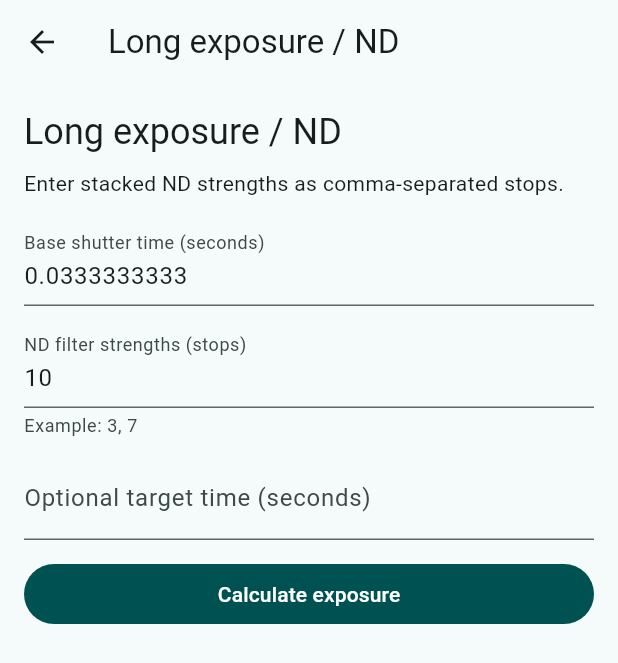
After one commit to Tructruc/camera-assitant, a Flutter app: the screen it shows after launch, after a tap on "Long exposure / ND", on a phone screen of 412 x 824 dp. The commit adds this screen. Shown: the top 663 px of the screen. Run offline on Flutter 3.47's test engine with Material 3 defaults, Android fonts, the phone set to English and light mode, and no system bars; our stand-ins replace drift, drift_flutter, flutter_riverpod; accounts and stored records are empty.

Commit message:
feat: expose calculator screens in mobile app

```diff
--- a/lib/app/app.dart
+++ b/lib/app/app.dart
@@ -6,6 +6,7 @@ import 'package:flutter_riverpod/flutter_riverpod.dart';
 
 import '../core/data/repositories/preferences_repository.dart';
 import '../features/equipment/presentation/equipment_list_screen.dart';
+import 'calculator_catalog.dart';
 import 'navigation.dart';
 import 'providers.dart';
 import 'theme/app_theme.dart';
@@ -53,11 +54,7 @@ class _AppShellState extends State<AppShell> {
     final destination = AppDestination.values[_selectedIndex];
     return Scaffold(
       appBar: AppBar(title: Text(destination.label)),
-      body: SafeArea(
-        child: destination == AppDestination.equipment
-            ? const EquipmentListScreen()
-            : _DestinationContent(destination: destination),
-      ),
+      body: SafeArea(child: _screen(destination)),
       bottomNavigationBar: NavigationBar(
         destinations: AppDestination.values
             .map((item) => item.toNavigationDestination())
@@ -69,6 +66,13 @@ class _AppShellState extends State<AppShell> {
       ),
     );
   }
+
+  Widget _screen(AppDestination destination) => switch (destination) {
+    AppDestination.calculators => const CalculatorCatalogScreen(),
+    AppDestination.equipment => const EquipmentListScreen(),
+    AppDestination.saved ||
+    AppDestination.settings => _DestinationContent(destination: destination),
+  };
 }
 
 class _DestinationContent extends StatelessWidget {
@@ -79,10 +83,8 @@ class _DestinationContent extends StatelessWidget {
   @override
   Widget build(BuildContext context) {
     final (heading, explanation, icon) = switch (destination) {
-      AppDestination.calculators => (
-        'Choose a calculator',
-        'Depth of field, exposure comparison, and long-exposure tools.',
-        Icons.calculate_outlined,
+      AppDestination.calculators => throw StateError(
+        'Catalog has its own screen',
       ),
       AppDestination.equipment => (
         'Your equipment',
--- /dev/null
+++ b/lib/app/calculator_catalog.dart
@@ -0,0 +1,129 @@
+import 'package:flutter/material.dart';
+import 'package:flutter_riverpod/flutter_riverpod.dart';
+
+import '../core/data/repositories/preferences_repository.dart';
+import '../features/depth_of_field/presentation/depth_of_field_screen.dart';
+import '../features/exposure_comparison/presentation/exposure_comparison_screen.dart';
+import '../features/long_exposure/presentation/long_exposure_screen.dart';
+import 'providers.dart';
+
+enum CalculatorDestination {
+  depthOfField(
+    id: 'depth_of_field',
+    label: 'Depth of field',
+    description: 'Hyperfocal, near, far, and total focus range',
+    icon: Icons.center_focus_strong,
+  ),
+  exposureComparison(
+    id: 'exposure_comparison',
+    label: 'Exposure comparison',
+    description: 'Compare aperture, shutter, and ISO in stops',
+    icon: Icons.exposure,
+  ),
+  longExposure(
+    id: 'long_exposure_nd',
+    label: 'Long exposure / ND',
+    description: 'Stack ND filters and calculate shutter time',
+    icon: Icons.timer_outlined,
+  );
+
+  const CalculatorDestination({
+    required this.id,
+    required this.label,
+    required this.description,
+    required this.icon,
+  });
+
+  final String id;
+  final String label;
+  final String description;
+  final IconData icon;
+
+  Widget screen() => switch (this) {
+    depthOfField => const DepthOfFieldScreen(),
+    exposureComparison => const ExposureComparisonScreen(),
+    longExposure => const LongExposureScreen(),
+  };
+}
+
+class CalculatorCatalogScreen extends ConsumerWidget {
+  const CalculatorCatalogScreen({super.key});
+
+  @override
+  Widget build(BuildContext context, WidgetRef ref) {
+    final preferences = ref.watch(preferencesProvider).valueOrNull;
+    final favorites = preferences?.favoriteToolIds ?? const <String>[];
+    final calculators = [...CalculatorDestination.values]
+      ..sort((left, right) {
+        final leftFavorite = favorites.contains(left.id);
+        final rightFavorite = favorites.contains(right.id);
+        if (leftFavorite == rightFavorite) {
+          return left.index.compareTo(right.index);
+        }
+        return leftFavorite ? -1 : 1;
+      });
+    return ListView(
+      padding: const EdgeInsets.all(16),
+      children: <Widget>[
+        Text(
+          'Choose a calculator',
+          style: Theme.of(context).textTheme.headlineSmall,
+        ),
+        const SizedBox(height: 8),
+        const Text(
+          'All calculations work offline and preserve raw physical values.',
+        ),
+        const SizedBox(height: 16),
+        for (final calculator in calculators)
+          Card(
+            child: ListTile(
+              leading: Icon(calculator.icon),
+              title: Text(calculator.label),
+              subtitle: Text(calculator.description),
+              trailing: IconButton(
+                tooltip: favorites.contains(calculator.id)
+                    ? 'Remove ${calculator.label} from favorites'
+                    : 'Add ${calculator.label} to favorites',
+                onPressed: preferences == null
+                    ? null
+                    : () => _toggleFavorite(ref, preferences, calculator.id),
+                icon: Icon(
+                  favorites.contains(calculator.id)
+                      ? Icons.star
+                      : Icons.star_border,
+                ),
+              ),
+              onTap: () => Navigator.of(context).push<void>(
+                MaterialPageRoute<void>(
+                  builder: (context) => Scaffold(
+                    appBar: AppBar(title: Text(calculator.label)),
+                    body: SafeArea(child: calculator.screen()),
+                  ),
+                ),
+              ),
+            ),
+          ),
+      ],
+    );
+  }
+
+  Future<void> _toggleFavorite(
+    WidgetRef ref,
+    AppPreferences preferences,
+    String id,
+  ) async {
+    final favorites = [...preferences.favoriteToolIds];
+    favorites.contains(id) ? favorites.remove(id) : favorites.add(id);
+    await ref
+        .read(preferencesRepositoryProvider)
+        .save(
+          AppPreferences(
+            lengthDisplay: preferences.lengthDisplay,
+            shutterDisplay: preferences.shutterDisplay,
+            fractionStep: preferences.fractionStep,
+            themeMode: preferences.themeMode,
+            favoriteToolIds: favorites,
+          ),
+        );
+  }
+}
--- a/lib/app/navigation.dart
+++ b/lib/app/navigation.dart
@@ -2,6 +2,8 @@
 library;
 
 import 'package:flutter/material.dart';
+
+export 'calculator_catalog.dart' show CalculatorDestination;
 
 enum AppDestination {
   calculators(
--- /dev/null
+++ b/lib/core/presentation/calculator/calculator_components.dart
@@ -0,0 +1,119 @@
+/// Shared accessible building blocks for calculator screens.
+library;
+
+import 'package:flutter/material.dart';
+
+class CalculatorPage extends StatelessWidget {
+  const CalculatorPage({required this.children, super.key});
+
+  final List<Widget> children;
+
+  @override
+  Widget build(BuildContext context) =>
+      ListView(padding: const EdgeInsets.all(16), children: children);
+}
+
+class CalculatorNumberField extends StatelessWidget {
+  const CalculatorNumberField({
+    required this.label,
+    required this.controller,
+    this.fieldKey,
+    this.errorText,
+    super.key,
+  });
+
+  final String label;
+  final TextEditingController controller;
+  final Key? fieldKey;
+  final String? errorText;
+
+  @override
+  Widget build(BuildContext context) => Padding(
+    padding: const EdgeInsets.only(bottom: 12),
+    child: TextField(
+      key: fieldKey,
+      controller: controller,
+      decoration: InputDecoration(labelText: label, errorText: errorText),
+      keyboardType: const TextInputType.numberWithOptions(decimal: true),
+    ),
+  );
+}
+
+class CalculationResultView extends StatelessWidget {
+  const CalculationResultView({
+    required this.title,
+    required this.rows,
+    required this.assumptions,
+    required this.onReset,
+    required this.onSave,
+    this.guidance,
+    super.key,
+  });
+
+  final String title;
+  final List<(String, String)> rows;
+  final List<String> assumptions;
+  final String? guidance;
+  final VoidCallback onReset;
+  final VoidCallback onSave;
+
+  @override
+  Widget build(BuildContext context) => Semantics(
+    container: true,
+    liveRegion: true,
+    label: '$title calculation result',
+    child: Card(
+      child: Padding(
+        padding: const EdgeInsets.all(16),
+        child: Column(
+          crossAxisAlignment: CrossAxisAlignment.stretch,
+          children: <Widget>[
+            Text(title, style: Theme.of(context).textTheme.titleLarge),
+            const SizedBox(height: 12),
+            for (final (label, value) in rows)
+              Padding(
+                padding: const EdgeInsets.only(bottom: 8),
+                child: Row(
+                  crossAxisAlignment: CrossAxisAlignment.start,
+                  children: <Widget>[
+                    Expanded(child: Text(label)),
+                    const SizedBox(width: 12),
+                    Flexible(child: Text(value, textAlign: TextAlign.end)),
+                  ],
+                ),
+              ),
+            if (guidance case final text?) ...<Widget>[
+              const SizedBox(height: 4),
+              Text(text),
+            ],
+            const Divider(height: 24),
+            Text('Assumptions', style: Theme.of(context).textTheme.titleMedium),
+            const SizedBox(height: 6),
+            for (final assumption in assumptions) Text('• $assumption'),
+            const SizedBox(height: 16),
+            Wrap(
+              spacing: 8,
+              runSpacing: 8,
+              children: <Widget>[
+                FilledButton.icon(
+                  onPressed: onSave,
+                  icon: const Icon(Icons.bookmark_add_outlined),
+                  label: const Text('Save result'),
+                ),
+                OutlinedButton(onPressed: onReset, child: const Text('Reset')),
+              ],
+            ),
+          ],
+        ),
+      ),
+    ),
+  );
+}
+
+void showSnapshotComingSoon(BuildContext context) {
+  ScaffoldMessenger.of(context).showSnackBar(
+    const SnackBar(
+      content: Text('Saving results is coming in the next update.'),
+    ),
+  );
+}
--- a/lib/core/presentation/core_presentation.dart
+++ b/lib/core/presentation/core_presentation.dart
@@ -1,2 +1,4 @@
 /// Shared presentation components used by calculator features.
 library;
+
+export 'calculator/calculator_components.dart';
--- a/lib/features/depth_of_field/depth_of_field.dart
+++ b/lib/features/depth_of_field/depth_of_field.dart
@@ -2,3 +2,4 @@
 library;
 
 export 'domain/depth_of_field_calculator.dart';
+export 'presentation/depth_of_field_screen.dart';
--- a/lib/features/exposure_comparison/exposure_comparison.dart
+++ b/lib/features/exposure_comparison/exposure_comparison.dart
@@ -2,3 +2,4 @@
 library;
 
 export 'domain/exposure_calculator.dart';
+export 'presentation/exposure_comparison_screen.dart';
--- a/lib/features/long_exposure/long_exposure.dart
+++ b/lib/features/long_exposure/long_exposure.dart
@@ -2,3 +2,4 @@
 library;
 
 export 'domain/long_exposure_calculator.dart';
+export 'presentation/long_exposure_screen.dart';
--- /dev/null
+++ b/lib/features/long_exposure/presentation/long_exposure_screen.dart
@@ -0,0 +1,140 @@
+import 'package:flutter/material.dart';
+
+import '../../../core/domain/calculation_result.dart';
+import '../../../core/presentation/calculator/calculator_components.dart';
+import '../domain/long_exposure_calculator.dart';
+
+class LongExposureScreen extends StatefulWidget {
+  const LongExposureScreen({super.key});
+
+  @override
+  State<LongExposureScreen> createState() => _LongExposureScreenState();
+}
+
+class _LongExposureScreenState extends State<LongExposureScreen> {
+  final _base = TextEditingController(text: '0.0333333333');
+  final _stops = TextEditingController(text: '10');
+  final _target = TextEditingController();
+  CalculationResult<LongExposureOutput>? _result;
+  Map<String, String> _errors = const {};
+
+  @override
+  void dispose() {
+    _base.dispose();
+    _stops.dispose();
+    _target.dispose();
+    super.dispose();
+  }
+
+  @override
+  Widget build(BuildContext context) => CalculatorPage(
+    children: <Widget>[
+      Text(
+        'Long exposure / ND',
+        style: Theme.of(context).textTheme.headlineSmall,
+      ),
+      const SizedBox(height: 8),
+      const Text('Enter stacked ND strengths as comma-separated stops.'),
+      const SizedBox(height: 16),
+      CalculatorNumberField(
+        label: 'Base shutter time (seconds)',
+        controller: _base,
+        fieldKey: const Key('long-base'),
+        errorText: _errors['baseTimeSeconds'],
+      ),
+      TextField(
+        key: const Key('long-stops'),
+        controller: _stops,
+        decoration: InputDecoration(
+          labelText: 'ND filter strengths (stops)',
+          helperText: 'Example: 3, 7',
+          errorText: _filterError,
+        ),
+        keyboardType: TextInputType.text,
+      ),
+      const SizedBox(height: 12),
+      CalculatorNumberField(
+        label: 'Optional target time (seconds)',
+        controller: _target,
+        errorText: _errors['targetTimeSeconds'],
+      ),
+      FilledButton(
+        onPressed: _calculate,
+        child: const Text('Calculate exposure'),
+      ),
+      const SizedBox(height: 16),
+      if (_result?.output case final output?)
+        CalculationResultView(
+          title: output.conventionalGuidance,
+          rows: <(String, String)>[
+            (
+              'Raw exposure',
+              '${output.filteredTime.seconds.toStringAsFixed(6)} s',
+            ),
+            (
+              'Total ND strength',
+              '${output.totalStrength.stops.toStringAsFixed(2)} stops',
+            ),
+            if (output.requiredStrength case final required?)
+              (
+                'Required strength',
+                '${required.stops.toStringAsFixed(2)} stops',
+              ),
+          ],
+          assumptions: const <String>[
+            'Each ND stop doubles exposure time',
+            'Stacked filters use ideal multiplicative attenuation',
+          ],
+          guidance: output.requiresBulbOrTimer
+              ? 'Use Bulb or timer mode; conventional shutter ranges usually end at 30 seconds.'
+              : 'Use the nearest supported shutter time and review the raw value.',
+          onSave: () => showSnapshotComingSoon(context),
+          onReset: _reset,
+        ),
+    ],
+  );
+
+  String? get _filterError {
+    for (final entry in _errors.entries) {
+      if (entry.key.startsWith('filters[')) return entry.value;
+    }
+    return null;
+  }
+
+  void _calculate() {
+    final values = _stops.text.trim().isEmpty
+        ? <String>[]
+        : _stops.text.split(',').map((item) => item.trim()).toList();
+    final targetText = _target.text.trim();
+    final result = const LongExposureCalculator().calculate(
+      LongExposureInput(
+        baseTimeSeconds: _number(_base.text),
+        filters: <NdInput>[
+          for (final value in values) NdInput.stops(_number(value)),
+        ],
+        targetTimeSeconds: targetText.isEmpty ? null : _number(targetText),
+      ),
+    );
+    setState(() {
+      _result = result;
+      _errors = {
+        for (final error in result.errors)
+          error.field: error.code == 'target_shorter_than_base'
+              ? 'Target time must not be shorter than base time.'
+              : 'Enter a valid non-negative ND value.',
+      };
+    });
+  }
+
+  void _reset() {
+    _base.text = '0.0333333333';
+    _stops.text = '10';
+    _target.clear();
+    setState(() {
+      _result = null;
+      _errors = const {};
+    });
+  }
+}
+
+double _number(String text) => double.tryParse(text.trim()) ?? double.nan;
```
Also changed, not shown: lib/features/depth_of_field/presentation/depth_of_field_screen.dart (added, +134 -0 lines), lib/features/exposure_comparison/presentation/exposure_comparison_screen.dart (added, +139 -0 lines), 3 other files.
